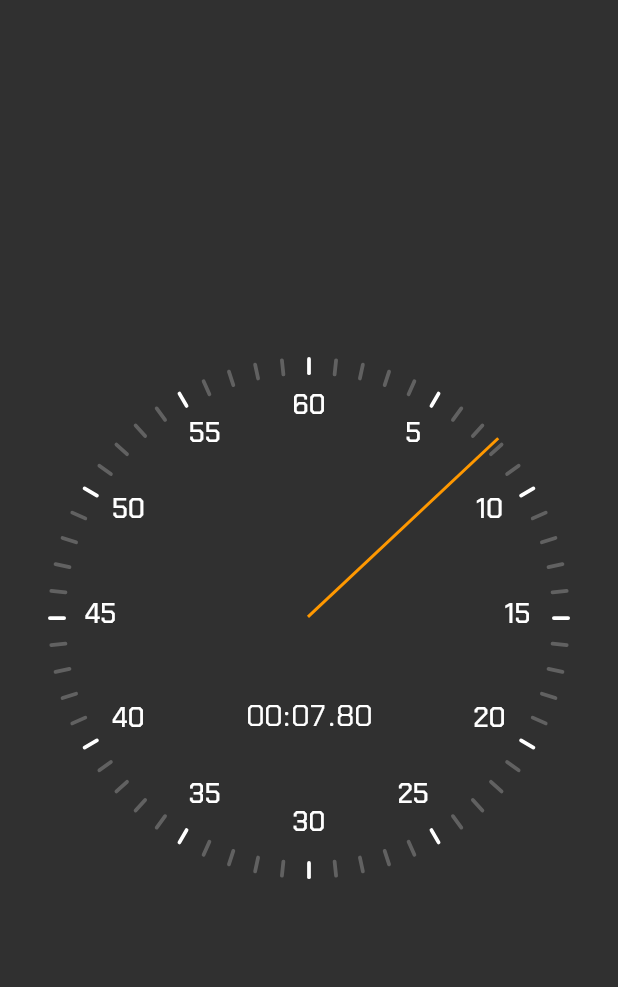
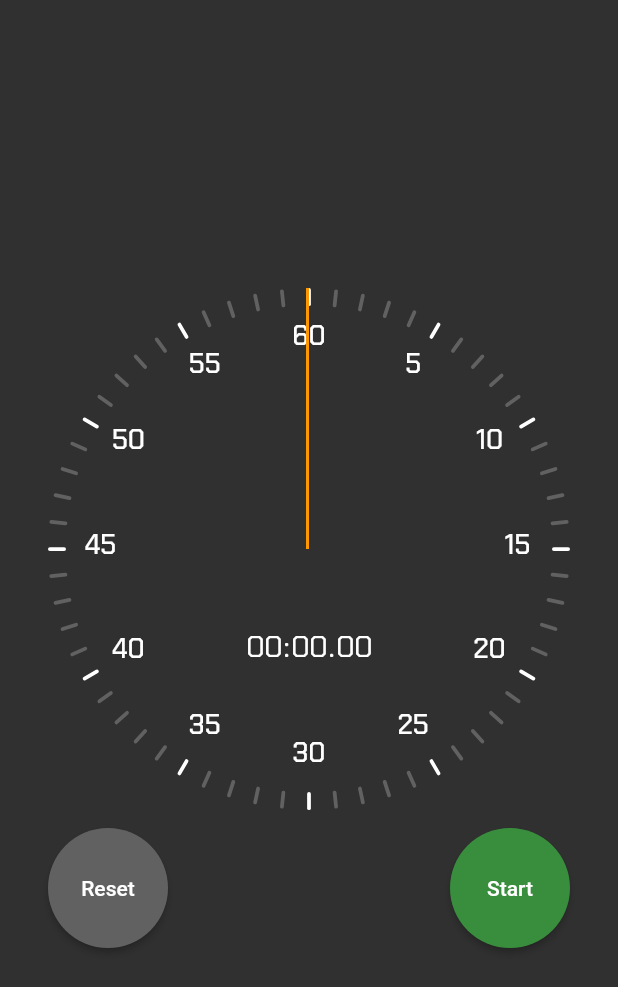
Before and after one commit to niloofaramerian/stopwatch, a Flutter app: the screen it shows after launch, on a phone screen of 412 x 824 dp. Shown: the top 987 px of the screen. Run offline on Flutter 3.47's test engine with Material 2 defaults, Android fonts, the phone set to English and light mode, and no system bars; our stand-ins replace get, google_fonts.

Commit message:
feat: add reset, start and stop buttons

```diff
--- a/lib/presentation/controllers/elapsed_controller.dart
+++ b/lib/presentation/controllers/elapsed_controller.dart
@@ -1,12 +1,35 @@
 import 'package:get/get.dart';
 
 class ElapsedController extends GetxController {
-  Duration _elapsed = Duration.zero;
+  Duration previouslyElapsed = Duration.zero;
+  Duration currentlyElapsed = Duration.zero;
 
-  Duration get elapsed => _elapsed;
+  bool isRunning = false;
 
-  void setElapsed(Duration elapsed) {
-    _elapsed = elapsed;
+  Duration get elapsed => previouslyElapsed + currentlyElapsed;
+
+  void setCurrentlyElapsed(Duration elapsed) {
+    currentlyElapsed = elapsed;
+    update();
+  }
+
+  void setPreviouslyElapsed(Duration elapsed) {
+    previouslyElapsed = elapsed;
+    update();
+  }
+
+  void resetElapsed() {
+    currentlyElapsed = Duration.zero;
+    previouslyElapsed = Duration.zero;
+  }
+
+  void setRunning(bool value) {
+    isRunning = value;
+    update();
+  }
+
+  void reverseRunning() {
+    isRunning = !isRunning;
     update();
   }
 }
--- a/lib/presentation/pages/stopwatch_page.dart
+++ b/lib/presentation/pages/stopwatch_page.dart
@@ -4,6 +4,8 @@ import 'package:flutter/services.dart';
 import 'package:get/get.dart';
 
 import '../controllers/elapsed_controller.dart';
+import '../widgets/reset_button.dart';
+import '../widgets/start_stop_button.dart';
 import '../widgets/stopwatch_renderer.dart';
 
 class StopwatchPage extends StatefulWidget {
@@ -22,28 +24,67 @@ class _StopwatchPageState extends State<StopwatchPage>
   @override
   void initState() {
     _ticker = createTicker((elapsed) {
-      _controller.setElapsed(elapsed);
+      _controller.setCurrentlyElapsed(elapsed);
     });
-    _ticker.start();
+
     super.initState();
   }
 
   @override
   Widget build(BuildContext context) {
-    return const AnnotatedRegion<SystemUiOverlayStyle>(
+    return AnnotatedRegion<SystemUiOverlayStyle>(
       // Customize the system UI overlay like the status bar appearance
       value: SystemUiOverlayStyle.light,
       child: Scaffold(
         body: Center(
           child: Padding(
-            padding: EdgeInsets.all(32.0),
-            child: AspectRatio(
-              aspectRatio: 1.0,
-              child: StopwatchRenderer(),
+            padding: const EdgeInsets.all(32.0),
+            child: LayoutBuilder(
+              builder: (context, constraints) {
+                return Column(
+                  mainAxisSize: MainAxisSize.min,
+                  crossAxisAlignment: CrossAxisAlignment.stretch,
+                  children: [
+                    StopwatchRenderer(radius: constraints.maxWidth / 2),
+                    const SizedBox(height: 12),
+                    Row(
+                      children: [
+                        ResetButton(onPressed: _reset),
+                        const Spacer(),
+                        StartStopButton(onPressed: _toggleRunning),
+                      ],
+                    )
+                  ],
+                );
+              },
             ),
           ),
         ),
       ),
     );
   }
+
+  void _toggleRunning() {
+    _controller.reverseRunning();
+
+    if (_controller.isRunning) {
+      _ticker.start();
+    } else {
+      _ticker.stop();
+      _controller
+        ..setCurrentlyElapsed(Duration.zero)
+        ..setPreviouslyElapsed(
+          _controller.previouslyElapsed + _controller.currentlyElapsed,
+        );
+      ;
+    }
+  }
+
+  void _reset() {
+    _ticker.stop();
+
+    _controller
+      ..resetElapsed()
+      ..setRunning(false);
+  }
 }
--- /dev/null
+++ b/lib/presentation/widgets/reset_button.dart
@@ -0,0 +1,20 @@
+import 'package:flutter/material.dart';
+
+class ResetButton extends StatelessWidget {
+  const ResetButton({Key? key, required this.onPressed}) : super(key: key);
+
+  final VoidCallback onPressed;
+
+  @override
+  Widget build(BuildContext context) {
+    return ElevatedButton(
+      onPressed: onPressed,
+      style: ElevatedButton.styleFrom(
+        shape: const CircleBorder(),
+        fixedSize: const Size(80, 80),
+        backgroundColor: Colors.grey.shade700,
+      ),
+      child: const Text('Reset'),
+    );
+  }
+}
--- /dev/null
+++ b/lib/presentation/widgets/start_stop_button.dart
@@ -0,0 +1,28 @@
+import 'package:flutter/material.dart';
+import 'package:get/get.dart';
+
+import '../controllers/elapsed_controller.dart';
+
+class StartStopButton extends StatelessWidget {
+  const StartStopButton({Key? key, required this.onPressed}) : super(key: key);
+
+  final VoidCallback onPressed;
+
+  @override
+  Widget build(BuildContext context) {
+    return GetBuilder<ElapsedController>(
+      builder: (_) {
+        return ElevatedButton(
+          onPressed: onPressed,
+          style: ElevatedButton.styleFrom(
+            shape: const CircleBorder(),
+            fixedSize: const Size(80, 80),
+            backgroundColor:
+                _.isRunning ? Colors.red.shade700 : Colors.green.shade700,
+          ),
+          child: Text(_.isRunning ? 'Stop' : 'Start'),
+        );
+      },
+    );
+  }
+}
--- a/lib/presentation/widgets/stopwatch_renderer.dart
+++ b/lib/presentation/widgets/stopwatch_renderer.dart
@@ -5,14 +5,17 @@ import 'clock_markers.dart';
 import 'elapsed_time_text.dart';
 
 class StopwatchRenderer extends StatelessWidget {
-  const StopwatchRenderer({super.key});
+  const StopwatchRenderer({super.key, required this.radius});
+
+  final double radius;
 
   @override
   Widget build(BuildContext context) {
-    return LayoutBuilder(
-      builder: (context, constraints) {
-        final radius = constraints.maxWidth / 2;
-        return Stack(
+    return SizedBox(
+      width: radius,
+      height: radius * 2,
+      child: Stack(
+        fit: StackFit.loose,
         children: [
           for (var i = 0; i < 60; i++)
             Positioned(
@@ -38,8 +41,7 @@ class StopwatchRenderer extends StatelessWidget {
             child: const ElapsedTimeText(),
           ),
         ],
-        );
-      },
+      ),
     );
   }
 }
```
Also changed, not shown: 2 other files. Lines whose indentation alone changed are shown as unchanged.
